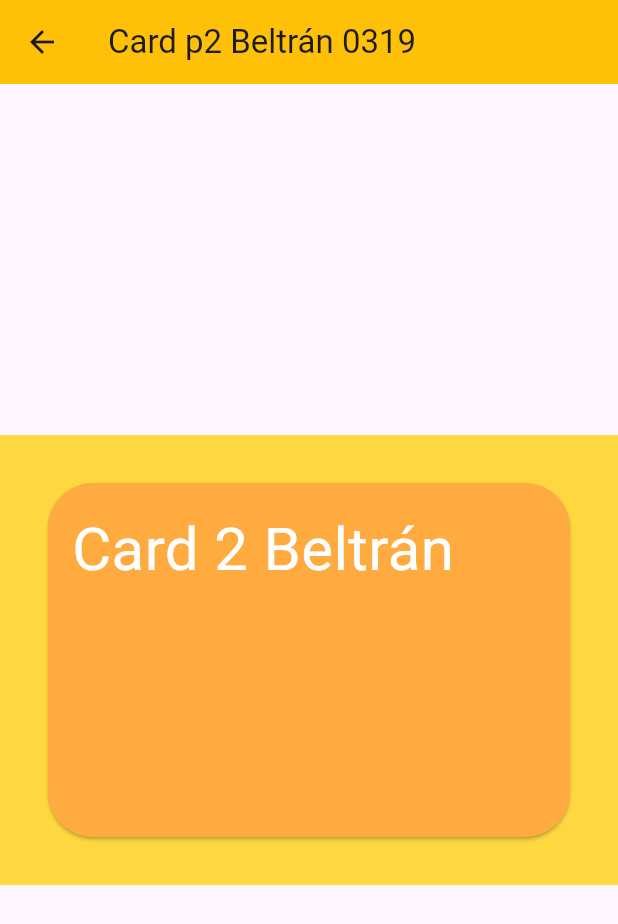
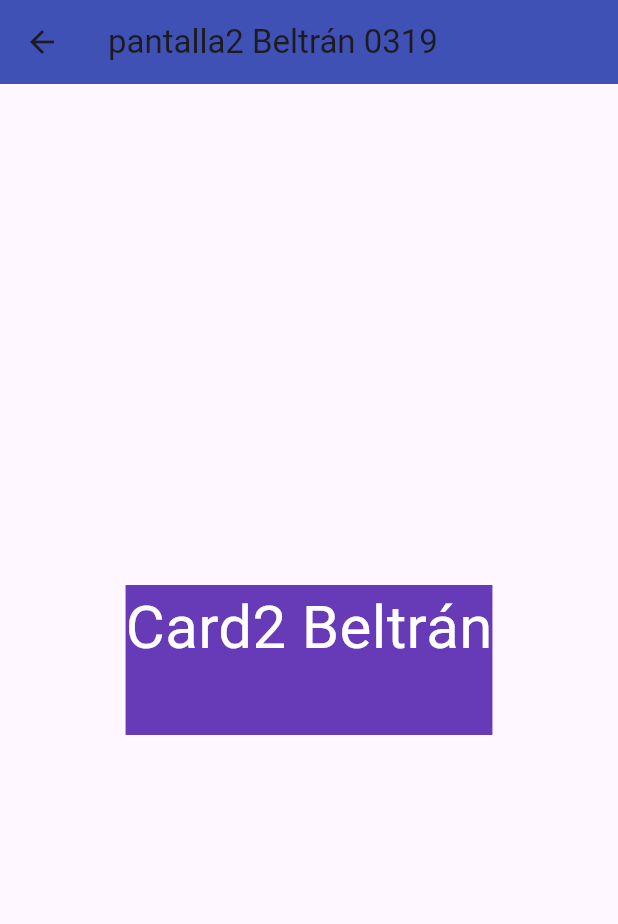
Before and after one commit to BeltranJ128/p15-Rutasv2-0319, a Flutter app: the Pantalla2_0319 screen opened by its route, on a phone screen of 412 x 824 dp. Shown: the top 924 px of the screen. Run offline on Flutter 3.47's test engine with Material 3 defaults, Android fonts, the phone set to English and light mode, and no system bars.

Commit message:
Update pantalla2_0319.dart

```diff
--- a/lib/pantalla2_0319.dart
+++ b/lib/pantalla2_0319.dart
@@ -8,26 +8,21 @@ class Pantalla2_0319 extends StatelessWidget {
   Widget build(BuildContext context) {
     return Scaffold(
       appBar: AppBar(
-        title: Text("Card p2 Beltrán 0319"),
-        backgroundColor: Colors.amber,
+        title: Text("pantalla2 Beltrán 0319"),
+        backgroundColor: Colors.indigo,
       ),
       body: Center(
         child: Container(
-          color: Colors.amberAccent,
-          width: double.infinity,
-          height: 300,
-          child: Card(
-            shape:
-                RoundedRectangleBorder(borderRadius: BorderRadius.circular(30)),
-            color: Colors.orangeAccent,
-            margin: EdgeInsets.all(32),
-            child: Padding(
-              padding: EdgeInsets.all(16),
-              child: Text(
-                "Card 2 Beltrán",
-                style: TextStyle(color: Colors.white, fontSize: 40),
-              ),
-            ),
+          color: Colors.deepPurple,
+          constraints: BoxConstraints(
+            minHeight: 100,
+            minWidth: 200,
+            maxHeight: 300,
+            maxWidth: 300,
+          ),
+          child: Text(
+            "Card2 Beltrán",
+            style: TextStyle(fontSize: 40, color: Colors.white),
           ),
         ),
       ),
```
